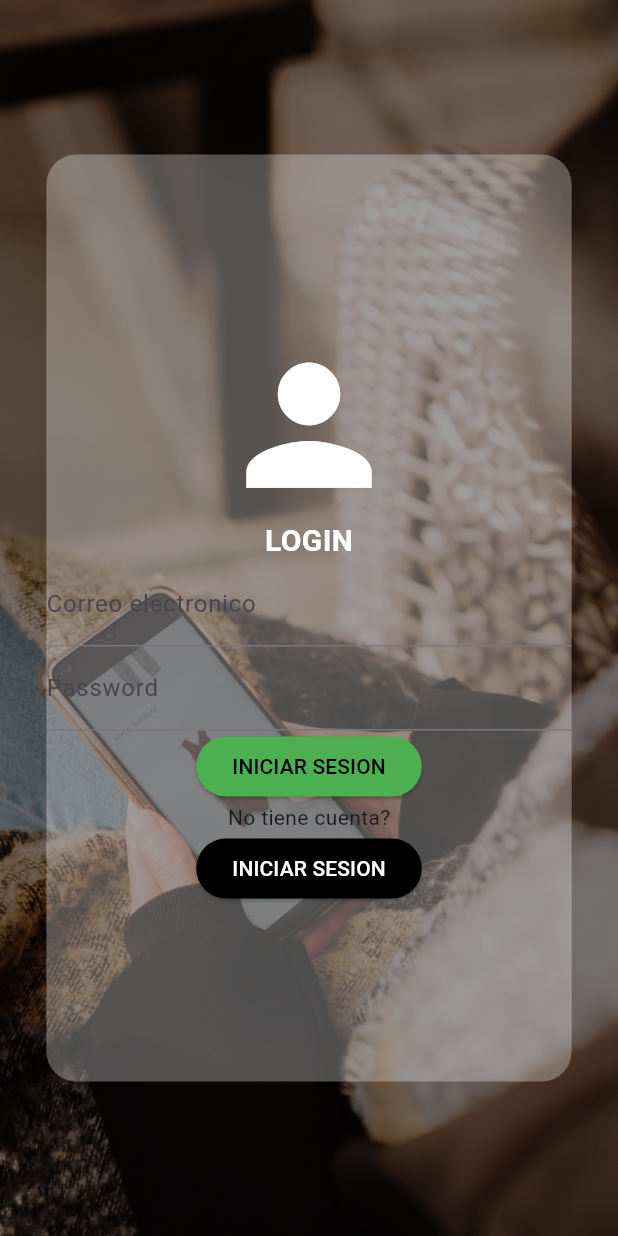
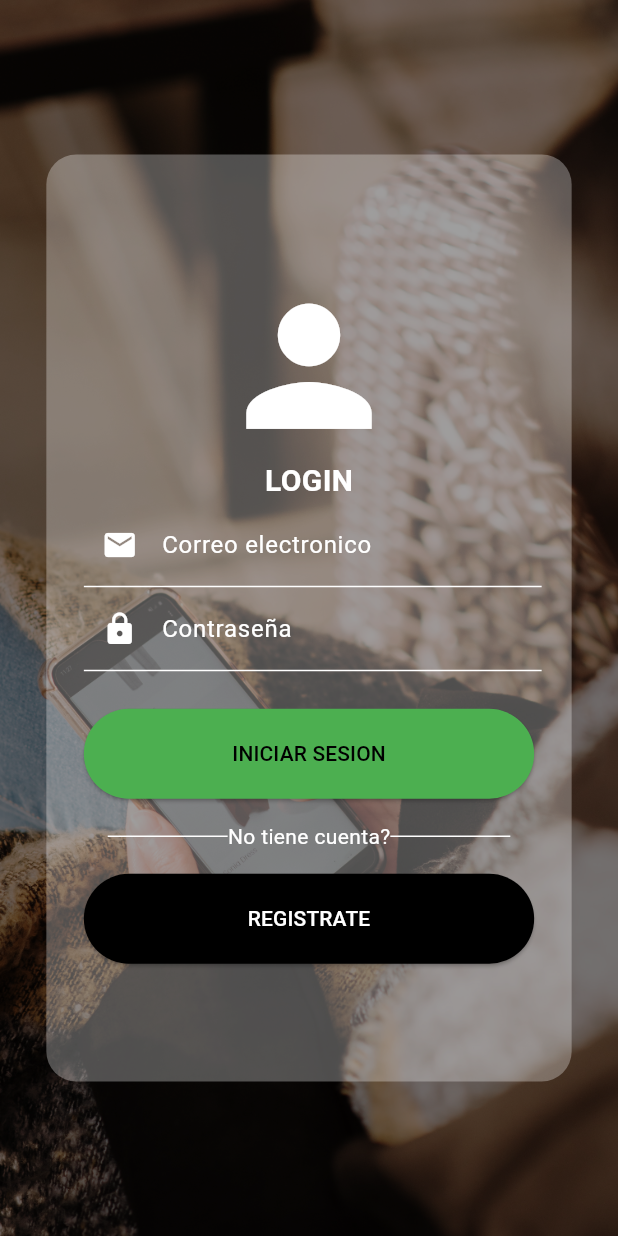
Before and after one commit to emmaprofemx/flutter_ecommerce_app, a Flutter app: the screen it shows after launch, on a phone screen of 412 x 824 dp. Run offline on Flutter 3.47's test engine with Material 3 defaults, Android fonts, the phone set to English and light mode, and no system bars.

Commit message:
Update LoginPage
Completamos el diseño de la interfaz de login

```diff
--- a/lib/src/presentation/pages/auth/login/LoginPage.dart
+++ b/lib/src/presentation/pages/auth/login/LoginPage.dart
@@ -11,18 +11,20 @@ class LoginPage extends StatelessWidget {
         child: Stack(
           alignment: Alignment.center,
           children: [
-            Image.asset('assets/img/background1.jpg',
+            Image.asset(
+              'assets/img/background1.jpg',
               width: MediaQuery.of(context).size.width,
               height: MediaQuery.of(context).size.height,
               fit: BoxFit.cover,
               color: Colors.black54,
-            colorBlendMode: BlendMode.darken,),
+              colorBlendMode: BlendMode.darken,
+            ),
             Container(
-              width: MediaQuery.of(context).size.width *0.85,
+              width: MediaQuery.of(context).size.width * 0.85,
               height: MediaQuery.of(context).size.height * 0.75,
               decoration: BoxDecoration(
-                  color:  Color.fromRGBO(255, 255, 255, 0.3),
-                  borderRadius: BorderRadius.all(Radius.circular(20))
+                color: Color.fromRGBO(255, 255, 255, 0.3),
+                borderRadius: BorderRadius.all(Radius.circular(20)),
               ),
               child: _ElementosLogin(context),
             ),
@@ -30,53 +32,94 @@ class LoginPage extends StatelessWidget {
         ),
       ),
     );
-  }//Fin de la clase build
+  } //Fin de la clase build
 
+  Widget _txtCorreo() {
+    return TextField(
+      decoration: InputDecoration(
+        label: Text(
+          'Correo electronico',
+          style: TextStyle(color: Colors.white),
+        ),
+        prefixIcon: Icon(Icons.email, color: Colors.white),
+        enabledBorder: UnderlineInputBorder(
+          borderSide: BorderSide(color: Colors.white),
+        ),
+      ),
+    );
+  }
 
-  Widget _ElementosLogin(BuildContext context){
+  Widget _txtContra() {
+    return TextField(
+      decoration: InputDecoration(
+        label: Text('Contraseña', style: TextStyle(color: Colors.white)),
+        prefixIcon: Icon(Icons.lock, color: Colors.white),
+        enabledBorder: UnderlineInputBorder(
+          borderSide: BorderSide(color: Colors.white),
+        ),
+      ),
+    );
+  }
+
+  Widget _btnIniciarSesion(BuildContext context) {
+    return Container(
+      width: MediaQuery.of(context).size.width,
+      height: 60,
+      margin: EdgeInsets.only(left: 25, right: 25, top: 25 , bottom: 15),
+      child: ElevatedButton(
+        onPressed: () {},
+        child: Text('INICIAR SESION', style: TextStyle(color: Colors.black)),
+        style: ElevatedButton.styleFrom(backgroundColor: Colors.green),
+      ),
+    );
+  }
+
+  Widget _btnRegistro(BuildContext context) {
+    return Container(
+      width: MediaQuery.of(context).size.width,
+      height: 60,
+      margin: EdgeInsets.only(left: 25, right: 25, top: 15),
+      child: ElevatedButton(
+        onPressed: () {},
+        child: Text('REGISTRATE', style: TextStyle(color: Colors.white)),
+        style: ElevatedButton.styleFrom(backgroundColor: Colors.black),
+      ),
+    );
+  }
+
+  Widget _ElementosLogin(BuildContext context) {
     return Column(
       mainAxisAlignment: MainAxisAlignment.center,
       crossAxisAlignment: CrossAxisAlignment.center,
       children: [
-                  Icon(
-                    Icons.person,
-                    color: Colors.white,
-                    size: 125,
-                  ) ,
+        Icon(Icons.person, color: Colors.white, size: 125),
         Text(
-                    'LOGIN' ,
+          'LOGIN',
           style: TextStyle(
             color: Colors.white,
-                      fontSize: 20 ,
-                      fontWeight: FontWeight.bold
+            fontSize: 20,
+            fontWeight: FontWeight.bold,
           ),
         ),
-                    TextField(
-                      decoration: InputDecoration(
-                        label: Text('Correo electronico')
+        Container(
+          margin: EdgeInsets.only(left: 25, right: 20),
+          child: _txtCorreo(),
         ),
-                    ), TextField(
-                      decoration: InputDecoration(
-                        label: Text('Password')
+        Container(
+          margin: EdgeInsets.only(left: 25, right: 20),
+          child: _txtContra(),
         ),
+        _btnIniciarSesion(context),
+        Row(
+          mainAxisAlignment: MainAxisAlignment.center,
+          children: [
+            Container(width: 80, height: 1, color: Colors.white),
+            Text('No tiene cuenta?', style: TextStyle(color: Colors.white)),
+            Container(width: 80, height: 1, color: Colors.white),
+          ],
         ),
-                    ElevatedButton(onPressed: (){}
-                    , child: Text('INICIAR SESION' , style: TextStyle(
-                      color: Colors.black
-                    ),),
-                    style: ElevatedButton.styleFrom(
-                      backgroundColor: Colors.green
-                    ),),
-                    Text('No tiene cuenta?'),ElevatedButton(onPressed: (){}
-                    , child: Text('INICIAR SESION' , style: TextStyle(
-                      color: Colors.white
-                    ),),
-                    style: ElevatedButton.styleFrom(
-                      backgroundColor: Colors.black
-                    ),)
+        _btnRegistro(context),
       ],
     );
   }
-
-
 }//Fin de la clase
```
Lines whose indentation alone changed are shown as unchanged.
